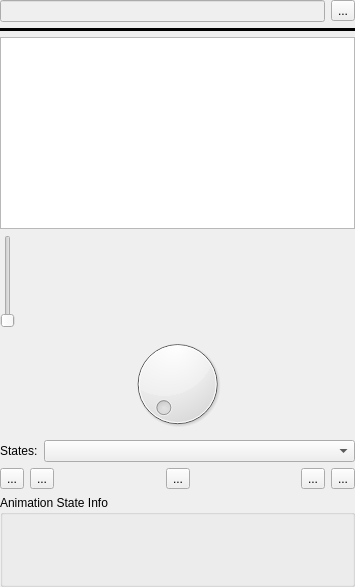
This is DesignerTool/src/WidgetAudio.ui in GameOverture/HarmonyEngine as Qt 5 draws it before an edit. The edited form follows.
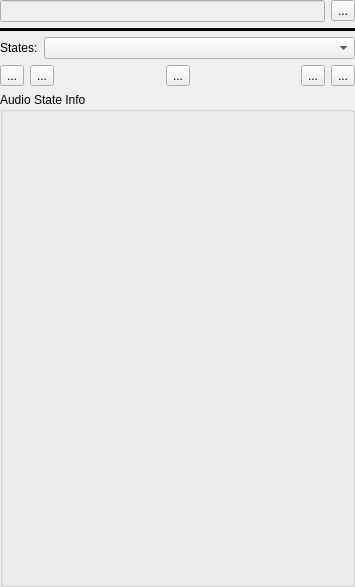
This is the edited form.

Commit message: Ranged slider widget

Patch:
```diff
--- a/DesignerTool/src/WidgetAudio.ui
+++ b/DesignerTool/src/WidgetAudio.ui
@@ -60,26 +60,6 @@
      </property>
     </widget>
    </item>
-   <item>
-    <widget class="QListView" name="listView">
-     <property name="gridSize">
-      <size>
-       <width>5</width>
-       <height>0</height>
-      </size>
-     </property>
-    </widget>
-   </item>
-   <item>
-    <widget class="QSlider" name="verticalSlider">
-     <property name="orientation">
-      <enum>Qt::Vertical</enum>
-     </property>
-    </widget>
-   </item>
-   <item>
-    <widget class="QDial" name="dial"/>
-   </item>
    <item>
     <layout class="QHBoxLayout" name="horizontalLayout_7">
      <item>
@@ -178,7 +158,7 @@
       </sizepolicy>
      </property>
      <property name="title">
-      <string>Animation State Info</string>
+      <string>Audio State Info</string>
      </property>
      <layout class="QVBoxLayout" name="grpStateLayout">
       <property name="leftMargin">
```
Left out of the diff: 14 changed lines with no effect on the pictures. The commit also changes 7 other files.
